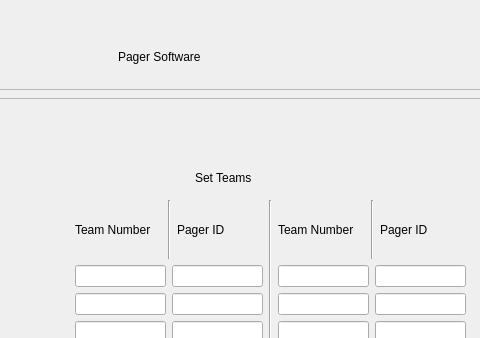
First picture: the form in software/App/PCUI.ui, repository BotPager/pc-software, before the edit; both pictures show x 271 to 751 and y 0 to 338 of the 1038 by 841 pixel window.
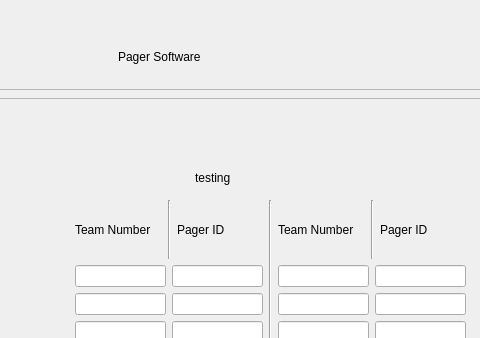
Second picture: the form after the edit.

Commit message: test for if ui convertor is working

```diff
--- a/software/App/PCUI.ui
+++ b/software/App/PCUI.ui
@@ -212,7 +212,7 @@
               </rect>
              </property>
              <property name="text">
-              <string>Set Teams</string>
+              <string>testing</string>
              </property>
             </widget>
             <widget class="QWidget" name="horizontalLayoutWidget_3">
```
The commit also changes 1 other file.
